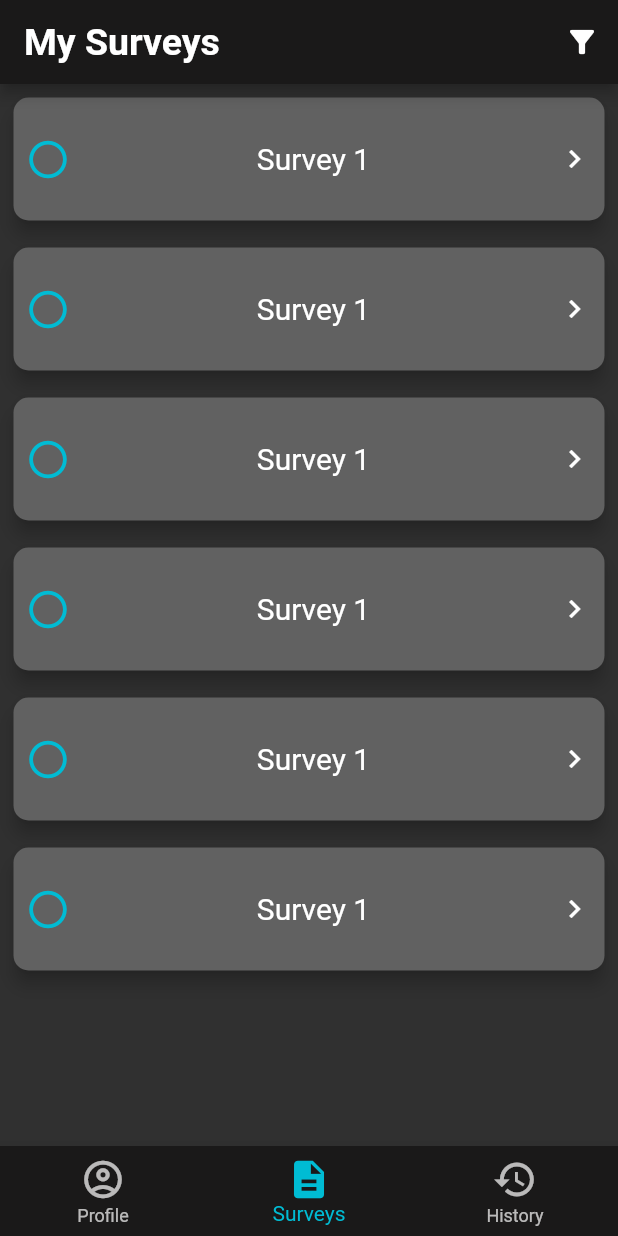
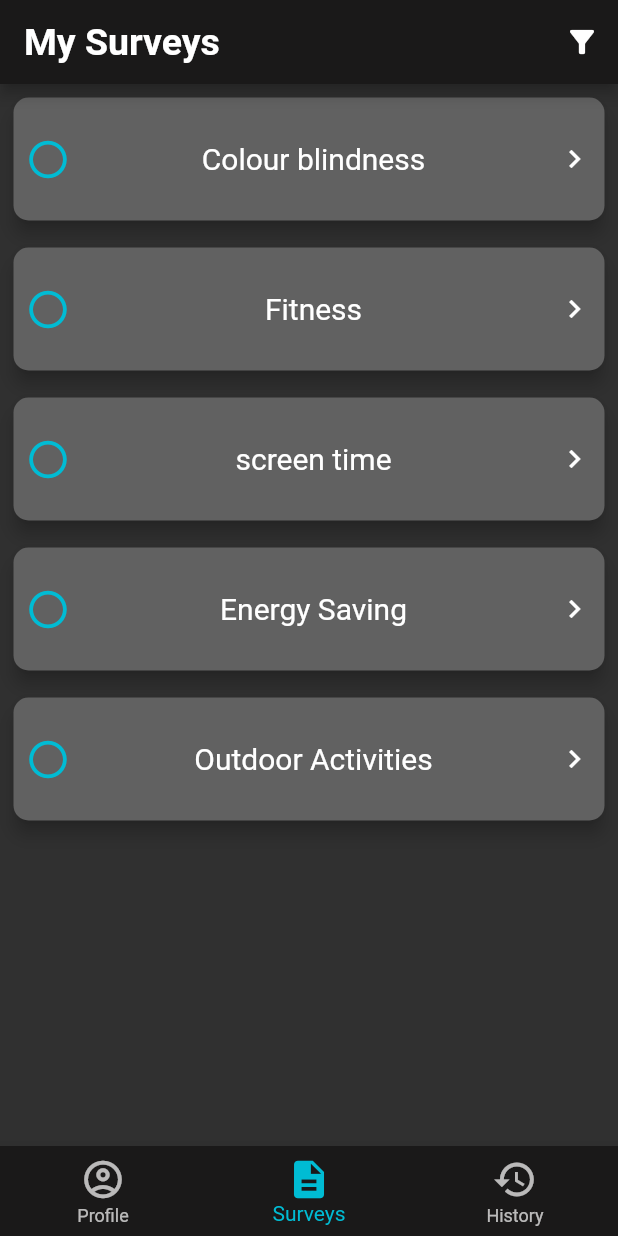
Before and after one commit to BraydenKlemens/FlutterApps, a Flutter app: the screen it shows after launch, on a phone screen of 412 x 824 dp. Run offline on Flutter 3.47's test engine with Material 2 defaults, Android fonts, the phone set to English and light mode, and no system bars; our stand-ins replace flutter_form_builder, webview_flutter.

Commit message:
complete-survey-functionality

```diff
--- a/survey_app/lib/modals/my_surveys.dart
+++ b/survey_app/lib/modals/my_surveys.dart
@@ -11,7 +11,7 @@ class MySurveys {
     Survey(
       name: 'Fitness',
       url: 'https://uoguelph.eu.qualtrics.com/jfe/form/SV_0dYKo3NuYi1oVpk',
-      isCompleted: false
+      isCompleted: false,
     ),
     Survey(
       name: 'screen time',
--- a/survey_app/lib/modals/survey.dart
+++ b/survey_app/lib/modals/survey.dart
@@ -1,12 +1,12 @@
 class Survey {
   final String name;
   final String url;
-  final bool isCompleted;
+  bool isCompleted;
 
   Survey({
     required this.name,
     required this.url,
-    this.isCompleted = false,
+    required this.isCompleted,
   });
 
 }
--- /dev/null
+++ b/survey_app/lib/providers/firebase_provider.dart
@@ -0,0 +1,5 @@
+import 'package:flutter/material.dart';
+
+class AppProvider extends ChangeNotifier {
+
+}
--- a/survey_app/lib/screens/home_screen.dart
+++ b/survey_app/lib/screens/home_screen.dart
@@ -1,5 +1,6 @@
 import 'package:flutter/material.dart';
 import 'package:provider/provider.dart';
+import '../modals/survey.dart';
 import '../providers/app_provider.dart';
 import 'survey_screen.dart';
 
@@ -20,21 +21,39 @@ class _HomeScreenState extends State<HomeScreen> {
         actions: [
           IconButton(
             onPressed: () {},
-            icon: const Icon(Icons.filter_alt))
+            icon: const Icon(Icons.filter_alt)
+          )
         ],
       ),
-      body: ListView(
-        children: [
-          for(int i = 0; i < 6; i++)
-            const CustomListTile()
-        ],
+      body: Consumer<AppProvider>(
+        builder: (context, appState, child) {
+          var surveys = appState.surveys;
+          if(surveys.isNotEmpty){
+            return ListView(
+              children: [
+                for(int i = 0; i < surveys.length; i++)
+                  CustomListTile(survey: surveys[i], index: i)
+              ],
+            );
+          }else{
+            return const Center(child: Text('NO SURVEYS TO COMPLETE', style: TextStyle(fontSize: 20, fontWeight: FontWeight.bold)));
+          }
+        },
       )
     );
   }
 }
 
 class CustomListTile extends StatefulWidget {
-  const CustomListTile({ Key? key}) : super(key: key);
+
+  final Survey survey;
+  final int index;
+
+  const CustomListTile({
+    Key? key,
+    required this.survey,
+    required this.index,
+  }) : super(key: key);
 
   @override
   State<CustomListTile> createState() => _CustomListTileState();
@@ -57,15 +76,16 @@ class _CustomListTileState extends State<CustomListTile> {
         child: InkWell(
           onTap: () {
             Navigator.push(context, MaterialPageRoute(
-              builder: (context) => const SurveyTool(
-                surveyUrl: 'https://uoguelph.eu.qualtrics.com/jfe/form/SV_0dYKo3NuYi1oVpk'
+              builder: (context) => SurveyTool(
+                survey: widget.survey,
+                index: widget.index,
               )
             ));
           },
           child: Row(
             mainAxisAlignment: MainAxisAlignment.spaceBetween,
             children: [
-              (!isSelected)
+              (!widget.survey.isCompleted)
                 ? const Padding(
                   padding: EdgeInsets.all(8.0),
                   child: Icon(Icons.circle_outlined, size: 30, color: Colors.cyan),
@@ -74,7 +94,7 @@ class _CustomListTileState extends State<CustomListTile> {
                   padding: EdgeInsets.all(8.0),
                   child: Icon(Icons.check_circle, size: 30, color: Colors.cyan),
                 ),
-              const Text('Survey 1', style: TextStyle(fontSize: 20)),
+              Text(widget.survey.name, style: const TextStyle(fontSize: 20)),
               const Padding(
                 padding: EdgeInsets.all(8.0),
                 child: Icon(Icons.navigate_next),
```
Also changed, not shown: survey_app/lib/providers/app_provider.dart (+7 -1 lines), survey_app/lib/screens/survey_screen.dart (+10 -5 lines).
